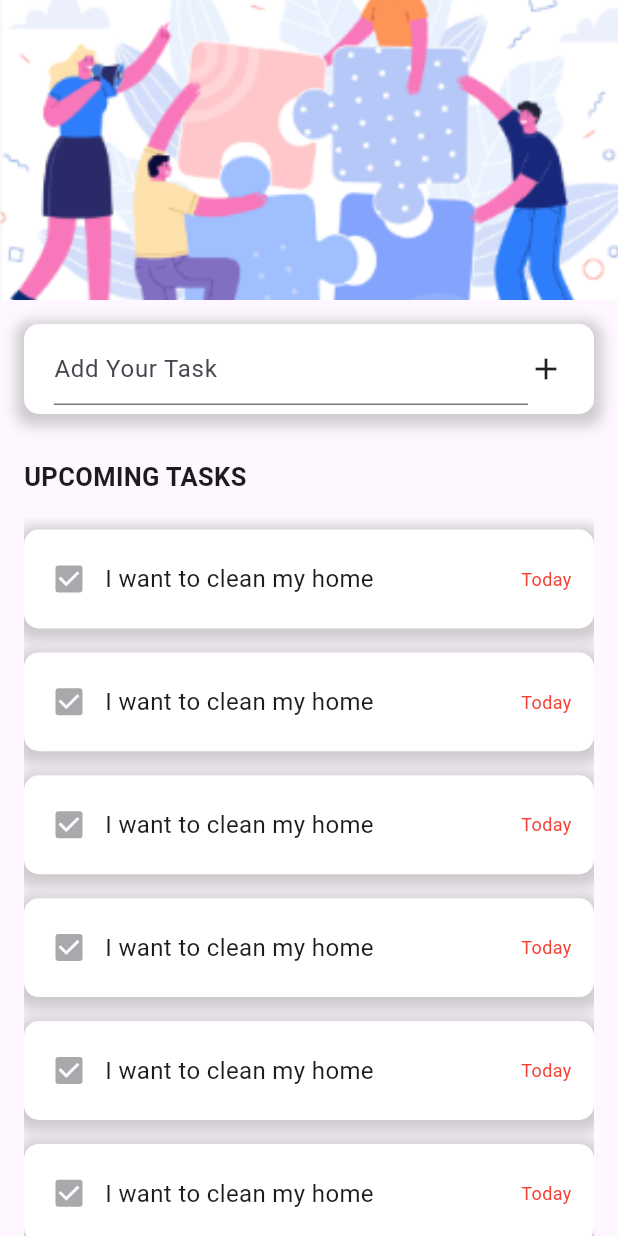
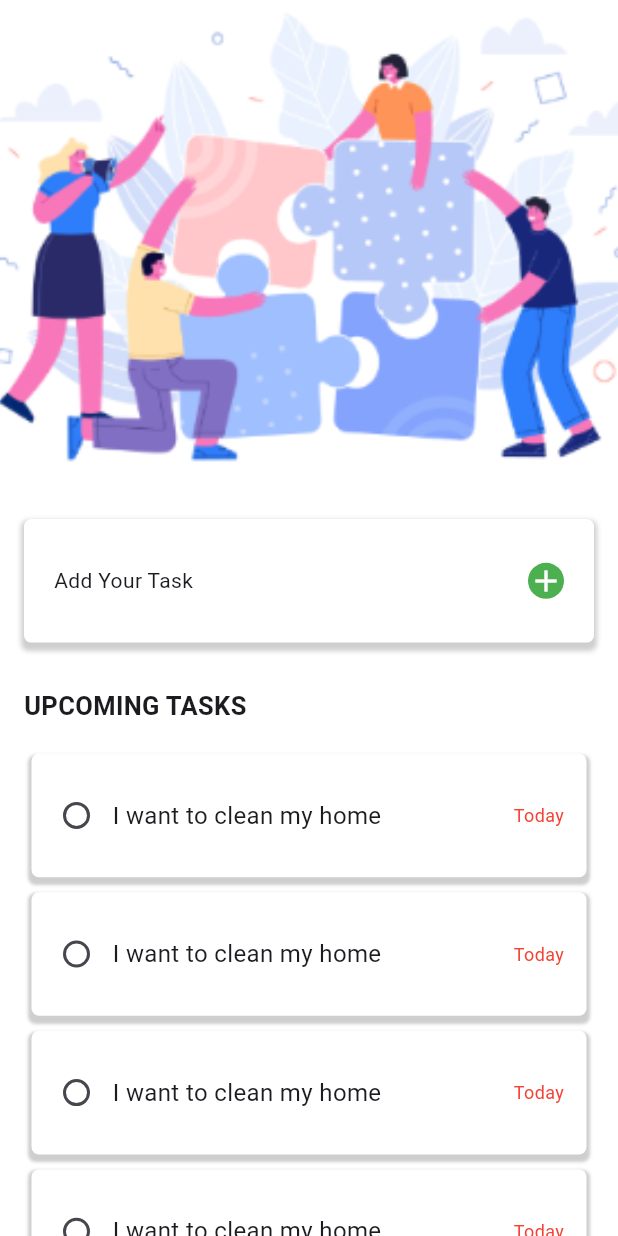
Before and after one commit to mbithuka/flutter_application, a Flutter app: the screen it shows after launch, on a phone screen of 412 x 824 dp. Run offline on Flutter 3.47's test engine with Material 3 defaults, Android fonts, the phone set to English and light mode, and no system bars.

Commit message:
almost there, added button

```diff
--- a/lib/main.dart
+++ b/lib/main.dart
@@ -1,36 +1,37 @@
 import 'package:flutter/material.dart';
 
 void main() {
-  runApp(MyApp());
+  runApp(const MyApp());
 }
 
 class MyApp extends StatelessWidget {
-
+  const MyApp({Key? key}) : super(key: key);
 
   @override
   Widget build(BuildContext context) {
     return MaterialApp(
       home: Scaffold(
-        appBar: CustomAppBar(),
+        appBar: const CustomAppBar(),
         body: SingleChildScrollView(
           child: Container(
+            decoration: const BoxDecoration(color: Colors.white),
             height: MediaQuery.of(context).size.height, // Limit the height of the container
             padding: const EdgeInsets.all(16.0),
             child: Column(
               crossAxisAlignment: CrossAxisAlignment.stretch,
               children: [
                 Container(
-                  width: double.infinity,
+                  width: MediaQuery.sizeOf(context).width * 0.1,
                   constraints: const BoxConstraints(maxWidth: 400),
-                  height: 60, //use mediaquery
+                  height: MediaQuery.of(context).size.height * 0.1,
                   decoration: BoxDecoration(
                     color: Colors.white,
-                    borderRadius: BorderRadius.circular(10),
+                    borderRadius: BorderRadius.circular(5),
                     boxShadow: [
                       BoxShadow(
                         color: Colors.grey.withOpacity(0.5),
-                        spreadRadius: 5,
-                        blurRadius: 7,
+                        spreadRadius: 2,
+                        blurRadius: 2,
                         offset: const Offset(0, 3),
                       ),
                     ],
@@ -40,13 +41,18 @@ class MyApp extends StatelessWidget {
                     child: Row(
                       children: [
                         Expanded(
-                          child: TextField(
-                            decoration: InputDecoration(
-                              hintText: 'Add Your Task',
+                          child: Text(
+                            'Add Your Task',
                           ),
                         ),
+                        CircleAvatar(
+                          radius: 12,
+                          backgroundColor: Colors.green,
+                          child: Icon(
+                            Icons.add,
+                            color: Colors.white,
                           ),
-                        Icon(Icons.add),
+                        )
                       ],
                     ),
                   ),
@@ -58,26 +64,23 @@ class MyApp extends StatelessWidget {
                     style: TextStyle(fontWeight: FontWeight.bold, fontSize: 17),
                   ),
                 ),
+
                 Expanded(
+                  child: ListView.builder(
+                    itemCount: 4,
+                    itemBuilder: (context, index) {
+                      return Padding(
+                        padding: const EdgeInsets.all(5.0),
                         child: Container(
-                    width: double.infinity,
-                    constraints: const BoxConstraints(maxWidth: 400),
-                    child: ListView.builder(
-                      itemCount: 10,
-                      itemBuilder: (context, index) {
-                        return Container(
-                          //height: 50, // Adjust the height as needed
-                          height: MediaQuery.of(context).size.height*0.08,
-
-                          margin: const EdgeInsets.symmetric(vertical: 8.0),
+                          height: MediaQuery.of(context).size.height * 0.1,
                           decoration: BoxDecoration(
                             color: Colors.white,
-                            borderRadius: BorderRadius.circular(10),
+                            borderRadius: BorderRadius.circular(5),
                             boxShadow: [
                               BoxShadow(
                                 color: Colors.grey.withOpacity(0.5),
-                                spreadRadius: 5,
-                                blurRadius: 7,
+                                spreadRadius: 2,
+                                blurRadius: 1,
                                 offset: const Offset(0, 3),
                               ),
                             ],
@@ -86,7 +89,7 @@ class MyApp extends StatelessWidget {
                             padding: EdgeInsets.fromLTRB(6, 6, 15, 6),
                             child: Row(
                               children: [
-                                Checkbox(value: true, onChanged: null),
+                                TaskCheckbox(),
                                 Text(
                                   'I want to clean my home',
                                   style: TextStyle(fontSize: 16),
@@ -96,13 +99,34 @@ class MyApp extends StatelessWidget {
                                   'Today',
                                   style: TextStyle(fontSize: 12, color: Colors.red),
                                 ),
-
-
                               ],
+                            ),
                           ),
                         ),
                       );
                     },
+                  ),
+                ),
+                SizedBox(
+                  height: MediaQuery.sizeOf(context).height * 0.07 ,
+                  width: MediaQuery.sizeOf(context).width * 1,
+                  child: ElevatedButton(
+                    onPressed: () {
+                      // Add your onPressed logic here
+                    },
+                    style: ElevatedButton.styleFrom(
+                      backgroundColor: Colors.blue,
+                      shape: RoundedRectangleBorder(
+                        borderRadius: BorderRadius.circular(4), // Change the radius here
+                        ),
+                       // Background color of the button
+                    ),
+                    child: const Text(
+                      'SEE ALL TASKS',
+                      style: TextStyle(
+                        color: Colors.white, // Text color of the button
+                        fontSize: 16, // Adjust as needed
+                      ),
                     ),
                   ),
                 ),
@@ -116,8 +140,10 @@ class MyApp extends StatelessWidget {
 }
 
 class CustomAppBar extends StatelessWidget implements PreferredSizeWidget {
+  const CustomAppBar({Key? key}) : super(key: key);
+
   @override
-  Size get preferredSize => const Size.fromHeight(200.0);
+  Size get preferredSize => const Size.fromHeight(330.0);
 
   @override
   Widget build(BuildContext context) {
@@ -138,3 +164,29 @@ class CustomAppBar extends StatelessWidget implements PreferredSizeWidget {
     );
   }
 }
+
+class TaskCheckbox extends StatefulWidget {
+  const TaskCheckbox({Key? key}) : super(key: key);
+
+  @override
+  _TaskCheckboxState createState() => _TaskCheckboxState();
+}
+
+class _TaskCheckboxState extends State<TaskCheckbox> {
+  bool _isChecked = false;
+
+  @override
+  Widget build(BuildContext context) {
+    return Checkbox(
+      value: _isChecked,
+      activeColor: Colors.green,
+      checkColor: Colors.white,
+      shape: const CircleBorder(),
+      onChanged: (bool? value) {
+        setState(() {
+          _isChecked = value ?? false;
+        });
+      },
+    );
+  }
+}
```
Lines whose indentation alone changed are shown as unchanged.
